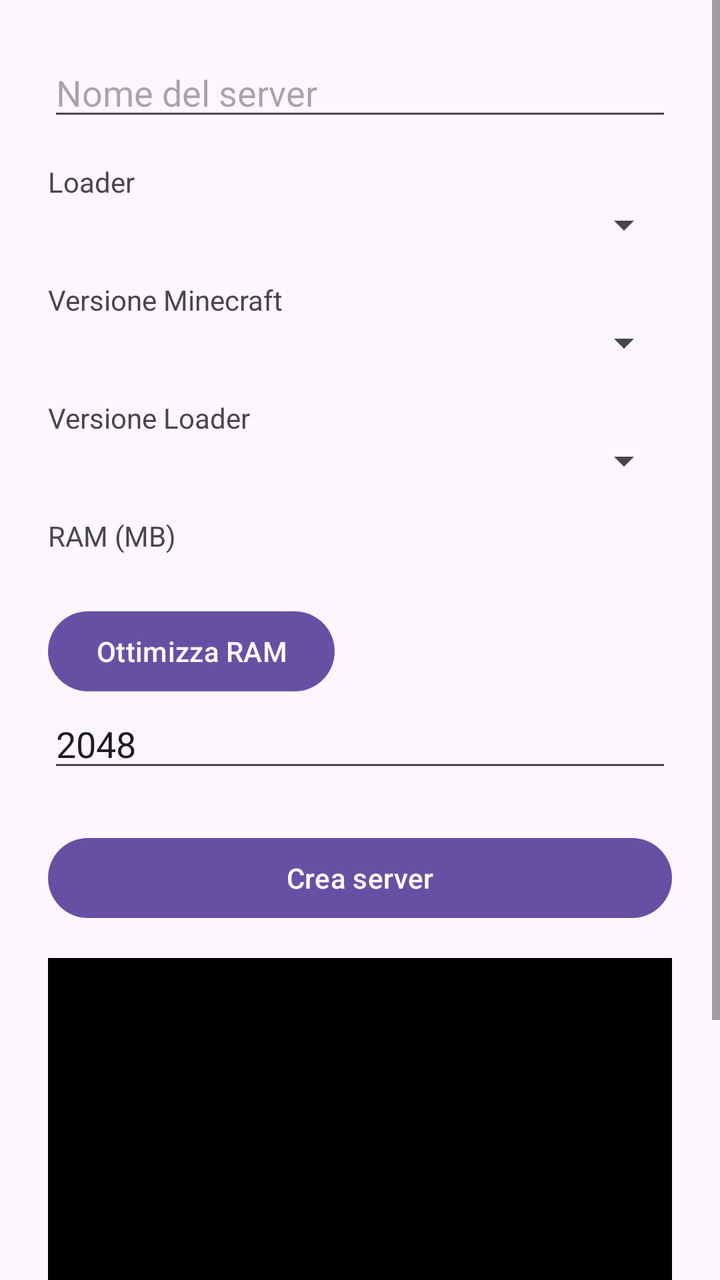
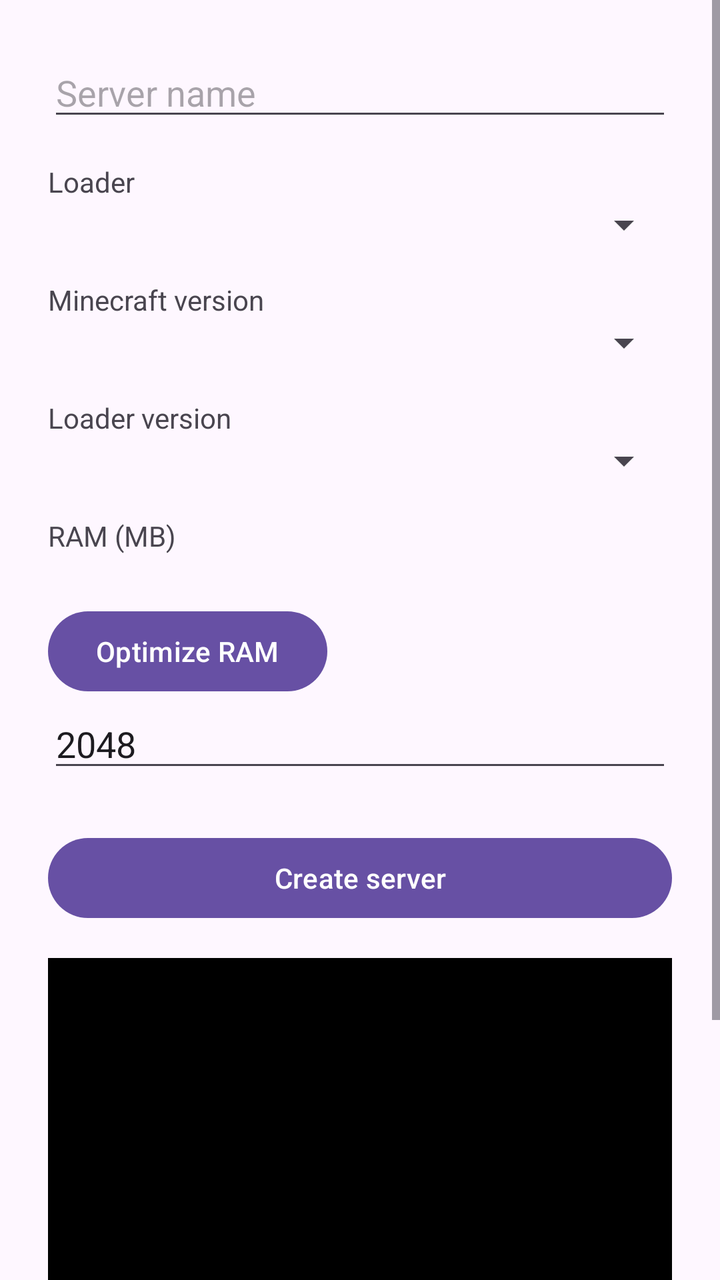

The first picture is an Android layout as it rendered before a commit; the second is the same layout after the commit. The layout source and the unified diff follow.
<!-- AndroidManifest.xml: application theme Theme.Material3.DayNight -->
<!-- res/layout/activity_create_server.xml -->
<?xml version="1.0" encoding="utf-8"?>
<ScrollView xmlns:android="http://schemas.android.com/apk/res/android"
    android:layout_width="match_parent"
    android:layout_height="match_parent">

    <LinearLayout
        android:layout_width="match_parent"
        android:layout_height="wrap_content"
        android:orientation="vertical"
        android:padding="24dp">

        <EditText
            android:id="@+id/inputServerName"
            android:layout_width="match_parent"
            android:layout_height="wrap_content"
            android:hint="Nome del server" />

        <TextView
            android:layout_width="wrap_content"
            android:layout_height="wrap_content"
            android:layout_marginTop="16dp"
            android:text="Loader" />

        <Spinner
            android:id="@+id/spinnerLoader"
            android:layout_width="match_parent"
            android:layout_height="wrap_content" />

        <TextView
            android:layout_width="wrap_content"
            android:layout_height="wrap_content"
            android:layout_marginTop="16dp"
            android:text="Versione Minecraft" />

        <Spinner
            android:id="@+id/spinnerMinecraftVersion"
            android:layout_width="match_parent"
            android:layout_height="wrap_content" />

        <TextView
            android:id="@+id/labelLoaderVersion"
            android:layout_width="wrap_content"
            android:layout_height="wrap_content"
            android:layout_marginTop="16dp"
            android:text="Versione Loader" />

        <Spinner
            android:id="@+id/spinnerLoaderVersion"
            android:layout_width="match_parent"
            android:layout_height="wrap_content" />

        <TextView
            android:layout_width="wrap_content"
            android:layout_height="wrap_content"
            android:layout_marginTop="16dp"
            android:text="RAM (MB)" />

        <TextView
            android:id="@+id/textRamInfo"
            android:layout_width="wrap_content"
            android:layout_height="wrap_content"
            android:textSize="12sp" />

        <Button
            android:id="@+id/buttonOptimizeRam"
            android:layout_width="wrap_content"
            android:layout_height="wrap_content"
            android:layout_marginTop="8dp"
            android:text="Ottimizza RAM" />

        <EditText
            android:id="@+id/inputRam"
            android:layout_width="match_parent"
            android:layout_height="wrap_content"
            android:inputType="number"
            android:text="2048" />

        <Button
            android:id="@+id/buttonCreateServer"
            android:layout_width="match_parent"
            android:layout_height="wrap_content"
            android:layout_marginTop="24dp"
            android:text="Crea server" />

        <ProgressBar
            android:id="@+id/progressBar"
            style="?android:attr/progressBarStyleHorizontal"
            android:layout_width="match_parent"
            android:layout_height="wrap_content"
            android:layout_marginTop="16dp"
            android:indeterminate="true"
            android:visibility="gone" />

        <ScrollView
            android:id="@+id/logScroll"
            android:layout_width="match_parent"
            android:layout_height="300dp"
            android:layout_marginTop="16dp"
            android:background="#000000">

            <TextView
                android:id="@+id/textLog"
                android:layout_width="match_parent"
                android:layout_height="wrap_content"
                android:fontFamily="monospace"
                android:textColor="#00FF00"
                android:textSize="12sp"
                android:padding="8dp" />

        </ScrollView>

    </LinearLayout>
</ScrollView>
<!-- resources referenced by this layout -->
<resources>

</resources>

<!-- the commit's change to res/layout/activity_create_server.xml (unified diff, before → after) -->
@@ -13,13 +13,13 @@
             android:id="@+id/inputServerName"
             android:layout_width="match_parent"
             android:layout_height="wrap_content"
-            android:hint="Nome del server" />
+            android:hint="@string/create_hint_name" />
 
         <TextView
             android:layout_width="wrap_content"
             android:layout_height="wrap_content"
             android:layout_marginTop="16dp"
-            android:text="Loader" />
+            android:text="@string/create_label_loader" />
 
         <Spinner
             android:id="@+id/spinnerLoader"
@@ -30,7 +30,7 @@
             android:layout_width="wrap_content"
             android:layout_height="wrap_content"
             android:layout_marginTop="16dp"
-            android:text="Versione Minecraft" />
+            android:text="@string/create_label_mc_version" />
 
         <Spinner
             android:id="@+id/spinnerMinecraftVersion"
@@ -42,7 +42,7 @@
             android:layout_width="wrap_content"
             android:layout_height="wrap_content"
             android:layout_marginTop="16dp"
-            android:text="Versione Loader" />
+            android:text="@string/create_label_loader_version" />
 
         <Spinner
             android:id="@+id/spinnerLoaderVersion"
@@ -53,7 +53,7 @@
             android:layout_width="wrap_content"
             android:layout_height="wrap_content"
             android:layout_marginTop="16dp"
-            android:text="RAM (MB)" />
+            android:text="@string/create_label_ram" />
 
         <TextView
             android:id="@+id/textRamInfo"
@@ -66,21 +66,21 @@
             android:layout_width="wrap_content"
             android:layout_height="wrap_content"
             android:layout_marginTop="8dp"
-            android:text="Ottimizza RAM" />
+            android:text="@string/create_button_optimize_ram" />
 
         <EditText
             android:id="@+id/inputRam"
             android:layout_width="match_parent"
             android:layout_height="wrap_content"
             android:inputType="number"
-            android:text="2048" />
+            android:text="@string/create_default_ram" />
 
         <Button
             android:id="@+id/buttonCreateServer"
             android:layout_width="match_parent"
             android:layout_height="wrap_content"
             android:layout_marginTop="24dp"
-            android:text="Crea server" />
+            android:text="@string/create_button_create" />
 
         <ProgressBar
             android:id="@+id/progressBar"
<!-- resource entries referenced after the edit -->
@@ -1,5 +1,12 @@
 <!-- resources referenced by this layout -->
 <resources>
-
+  <string name="create_button_create">Create server</string>
+  <string name="create_button_optimize_ram">Optimize RAM</string>
+  <string name="create_default_ram" translatable="false">2048</string>
+  <string name="create_hint_name">Server name</string>
+  <string name="create_label_loader">Loader</string>
+  <string name="create_label_loader_version">Loader version</string>
+  <string name="create_label_mc_version">Minecraft version</string>
+  <string name="create_label_ram">RAM (MB)</string>
 </resources>
 
